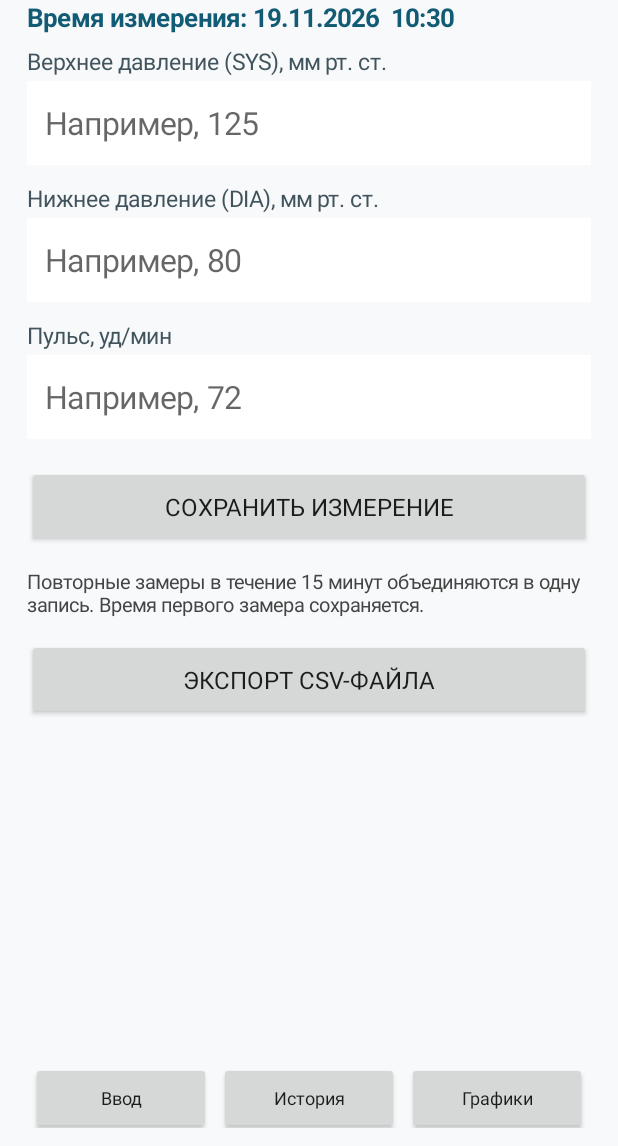
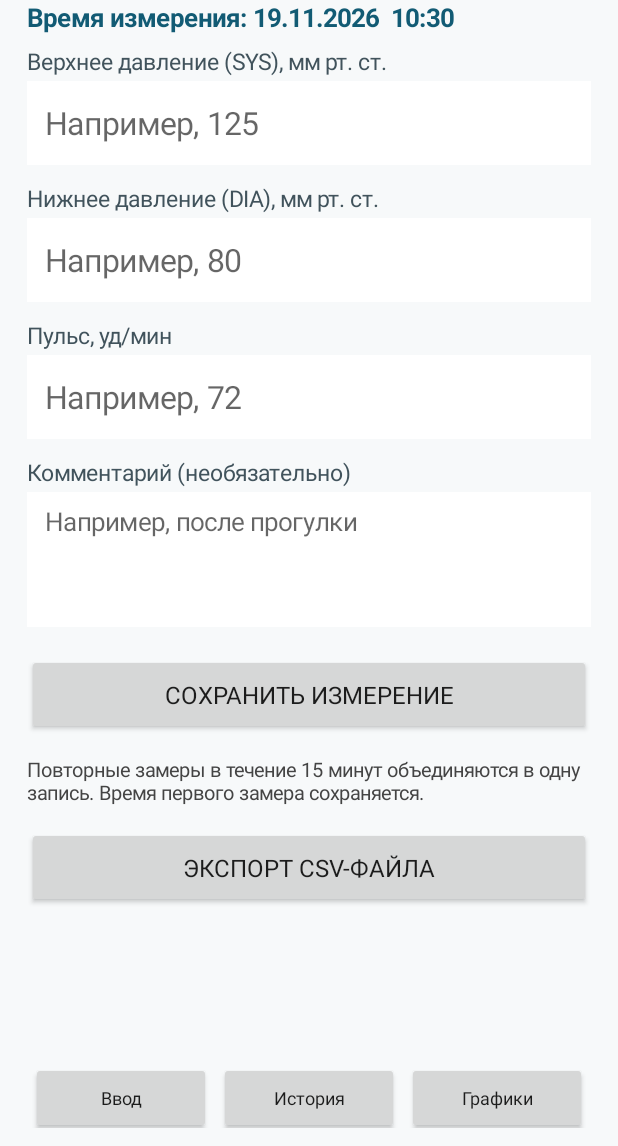
Before and after one commit to daub-dzin/PressureDiary, an Android app: the screen it shows after launch (MainActivity), on a phone screen of 412 x 824 dp, the part 90-1236 px from its top. Run offline under Robolectric (Android 15) with nearby library versions, the phone set to English and light mode, and no system bars.

Commit message:
Update MainActivity.kt

```diff
--- a/app/src/main/java/kz/pressurediary/MainActivity.kt
+++ b/app/src/main/java/kz/pressurediary/MainActivity.kt
@@ -48,6 +48,7 @@ class MainActivity : Activity() {
     private lateinit var sysInput: EditText
     private lateinit var diaInput: EditText
     private lateinit var pulseInput: EditText
+    private lateinit var commentInput: EditText
     private lateinit var timestampLabel: TextView
     private var selectedTab = "input"
     private var chartFrom = LocalDate.now().minusDays(7)
@@ -130,8 +131,26 @@ class MainActivity : Activity() {
         addLabel(c, "Нижнее давление (DIA), мм рт. ст.")
         diaInput = edit(c, "Например, 80")
         addLabel(c, "Пульс, уд/мин")
-        pulseInput = edit(c, "Например, 72")
-        primaryButton(c, "СОХРАНИТЬ ИЗМЕРЕНИЕ") { saveReading() }
+pulseInput = edit(c, "Например, 72")
+
+addLabel(c, "Комментарий (необязательно)")
+commentInput = EditText(this).apply {
+    hint = "Например, после прогулки"
+    textSize = 17f
+    minLines = 2
+    maxLines = 4
+    gravity = Gravity.TOP or Gravity.START
+    inputType = android.text.InputType.TYPE_CLASS_TEXT or
+            android.text.InputType.TYPE_TEXT_FLAG_MULTI_LINE or
+            android.text.InputType.TYPE_TEXT_FLAG_CAP_SENTENCES
+    setPadding(dp(12), dp(8), dp(12), dp(8))
+    setBackgroundColor(Color.WHITE)
+}
+c.addView(commentInput, LinearLayout.LayoutParams(-1, dp(90)).apply {
+    setMargins(0, 0, 0, dp(4))
+})
+
+primaryButton(c, "СОХРАНИТЬ ИЗМЕРЕНИЕ") { saveReading() }
         val info = TextView(this).apply {
             text = "Повторные замеры в течение 15 минут объединяются в одну запись. Время первого замера сохраняется."
             textSize = 13f; setTextColor(Color.DKGRAY); setPadding(0, dp(8), 0, 0)
```
